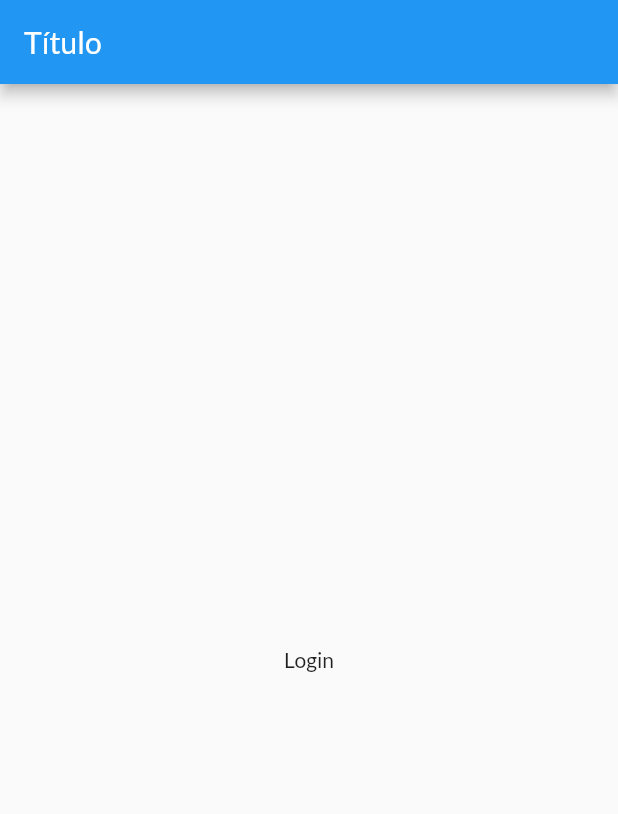
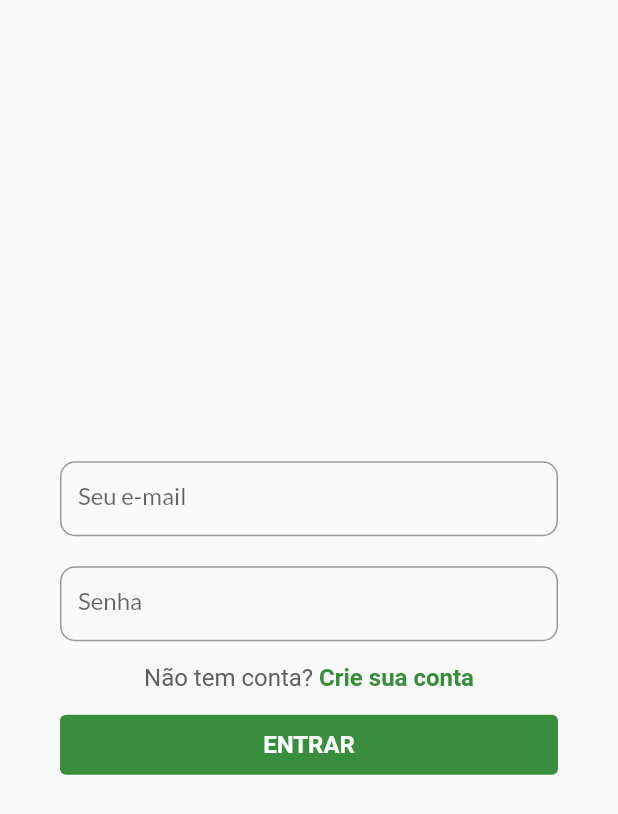
Before and after one commit to lucascyber/fiap_igricultor, a Flutter app: the screen it shows after launch, on a phone screen of 412 x 824 dp. Shown: the top 814 px of the screen. Run offline on Flutter 3.47's test engine with Material 2 defaults, Android fonts, the phone set to English and light mode, and no system bars; our stand-ins replace google_fonts.

Commit message:
Add login page

```diff
--- /dev/null
+++ b/igricultor_app/lib/auth/pages/auth_page.dart
@@ -0,0 +1,34 @@
+import 'package:flutter/material.dart';
+import 'package:igricultor_app/auth/widgets/login_form.dart.dart';
+import 'package:igricultor_app/auth/widgets/signup_form.dart.dart';
+
+class AuthPage extends StatefulWidget {
+  const AuthPage({Key? key}) : super(key: key);
+
+  @override
+  _AuthPageState createState() => _AuthPageState();
+}
+
+class _AuthPageState extends State<AuthPage> {
+  late bool _isLogin = true;
+
+  @override
+  Widget build(BuildContext context) {
+    return Scaffold(
+      body: Column(
+        mainAxisAlignment: MainAxisAlignment.center,
+        children: [
+          Container(
+            padding: const EdgeInsets.all(20),
+            child: _isLogin
+                ? LoginForm(
+                    onChangePage: () => setState(() => _isLogin = false),
+                    onLogin: () => Navigator.pushNamed(context, '/home'),
+                  )
+                : SignUpForm(),
+          ),
+        ],
+      ),
+    );
+  }
+}
--- a/igricultor_app/lib/auth/pages/login_page.dart
+++ /dev/null
@@ -1,22 +0,0 @@
-import 'package:flutter/material.dart';
-
-class LoginPage extends StatefulWidget {
-  const LoginPage({Key? key}) : super(key: key);
-
-  @override
-  _LoginPageState createState() => _LoginPageState();
-}
-
-class _LoginPageState extends State<LoginPage> {
-  @override
-  Widget build(BuildContext context) {
-    return Scaffold(
-      appBar: AppBar(
-        title: const Text('Título'),
-      ),
-      body: const Center(
-        child: Text('Login'),
-      ),
-    );
-  }
-}
--- /dev/null
+++ b/igricultor_app/lib/auth/widgets/login_form.dart.dart
@@ -0,0 +1,102 @@
+import 'package:flutter/gestures.dart';
+import 'package:flutter/material.dart';
+
+class LoginForm extends StatelessWidget {
+  final GlobalKey<FormState> _formKey = GlobalKey<FormState>();
+  final VoidCallback onChangePage;
+  final VoidCallback onLogin;
+  LoginForm({
+    Key? key,
+    required this.onChangePage,
+    required this.onLogin,
+  }) : super(key: key);
+
+  @override
+  Widget build(BuildContext context) {
+    return Padding(
+      padding: const EdgeInsets.all(20.0),
+      child: Form(
+        key: _formKey,
+        child: Column(
+          children: <Widget>[
+            SizedBox(
+              height: 50,
+              child: TextFormField(
+                decoration: _inputDecoration('Seu e-mail'),
+              ),
+            ),
+            const SizedBox(height: 20),
+            SizedBox(
+              height: 50,
+              child: TextFormField(
+                obscureText: true,
+                enableSuggestions: false,
+                autocorrect: false,
+                decoration: _inputDecoration('Senha'),
+              ),
+            ),
+            const SizedBox(height: 15),
+            RichText(
+              text: TextSpan(
+                children: [
+                  TextSpan(
+                    text: 'Não tem conta? ',
+                    style: TextStyle(
+                      color: Colors.grey.shade700,
+                      fontSize: 16,
+                    ),
+                  ),
+                  TextSpan(
+                    text: 'Crie sua conta',
+                    style: TextStyle(
+                      color: Colors.green.shade700,
+                      fontWeight: FontWeight.bold,
+                      fontSize: 16,
+                    ),
+                    recognizer: TapGestureRecognizer()
+                      ..onTap = () {
+                        onChangePage();
+                      },
+                  ),
+                ],
+              ),
+            ),
+            const SizedBox(height: 15),
+            SizedBox(
+              width: double.infinity,
+              height: 40,
+              child: ElevatedButton(
+                style: ElevatedButton.styleFrom(
+                  elevation: 0,
+                  primary: Colors.green.shade700,
+                  textStyle: const TextStyle(
+                    fontWeight: FontWeight.bold,
+                    fontSize: 16,
+                  ),
+                ),
+                onPressed: () => {},
+                child: const Text('ENTRAR'),
+              ),
+            ),
+          ],
+        ),
+      ),
+    );
+  }
+
+  InputDecoration _inputDecoration(String label) {
+    return InputDecoration(
+      hintText: label,
+      focusedBorder: OutlineInputBorder(
+        borderRadius: BorderRadius.circular(10),
+        borderSide: BorderSide(
+          width: 2,
+          color: Colors.green.shade700,
+        ),
+      ),
+      border: OutlineInputBorder(
+        borderRadius: BorderRadius.circular(10),
+      ),
+    );
+  }
+}
--- /dev/null
+++ b/igricultor_app/lib/auth/widgets/signup_form.dart.dart
@@ -0,0 +1,15 @@
+import 'package:flutter/material.dart';
+
+class SignUpForm extends StatelessWidget {
+  const SignUpForm({Key? key}) : super(key: key);
+
+  @override
+  Widget build(BuildContext context) {
+    return Scaffold(
+      appBar: AppBar(
+        title: const Text(''),
+      ),
+      body: Container(),
+    );
+  }
+}
--- a/igricultor_app/lib/main.dart
+++ b/igricultor_app/lib/main.dart
@@ -1,6 +1,6 @@
 import 'package:flutter/material.dart';
 import 'package:google_fonts/google_fonts.dart';
-import 'package:igricultor_app/auth/pages/login_page.dart';
+import 'package:igricultor_app/auth/pages/auth_page.dart';
 
 void main() {
   runApp(const MyApp());
@@ -16,7 +16,7 @@ class MyApp extends StatelessWidget {
       title: 'iGricultor App',
       initialRoute: '/',
       routes: {
-        '/': (context) => const LoginPage(),
+        '/': (context) => const AuthPage(),
       },
       theme: ThemeData(
         textTheme: GoogleFonts.latoTextTheme(
```
